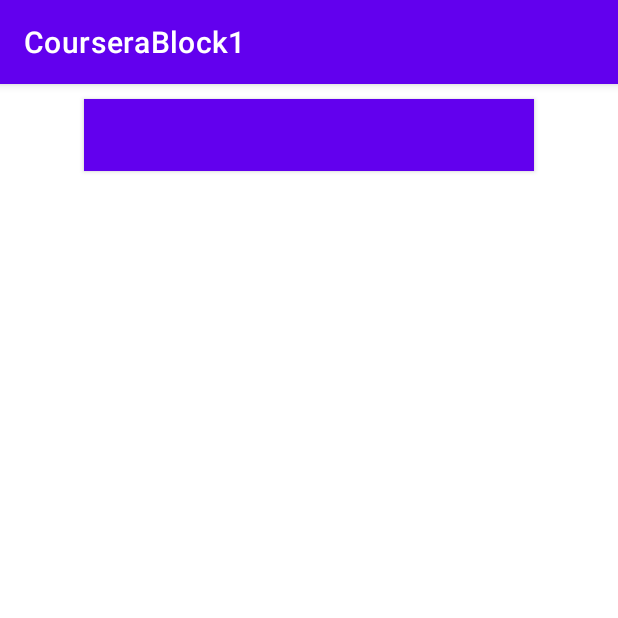
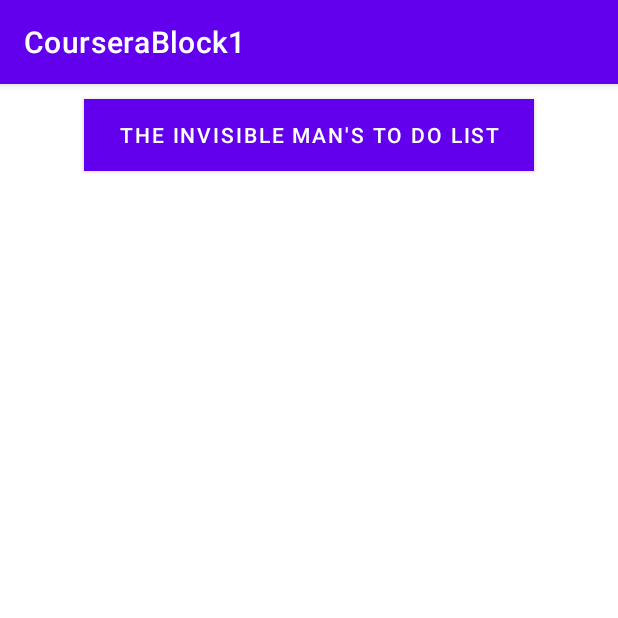
Before and after one commit to naman2807/CourseraBlock1, an Android app: the screen it shows after launch (MainActivity), on a phone screen of 412 x 824 dp, the top half of it. Run offline under Robolectric (Android 15) with nearby library versions, the phone set to English and light mode, and no system bars.

Commit message:
Set the text of button

```diff
--- a/app/src/main/res/layout/activity_main.xml
+++ b/app/src/main/res/layout/activity_main.xml
@@ -11,6 +11,7 @@
       android:layout_height="wrap_content"
     app:layout_constraintTop_toTopOf="parent"
       android:layout_marginTop="10dp"
+      android:text="The Invisible man's to do list"
     app:layout_constraintLeft_toLeftOf="parent"
     app:layout_constraintRight_toRightOf="parent"
     android:width="300dp"
```
